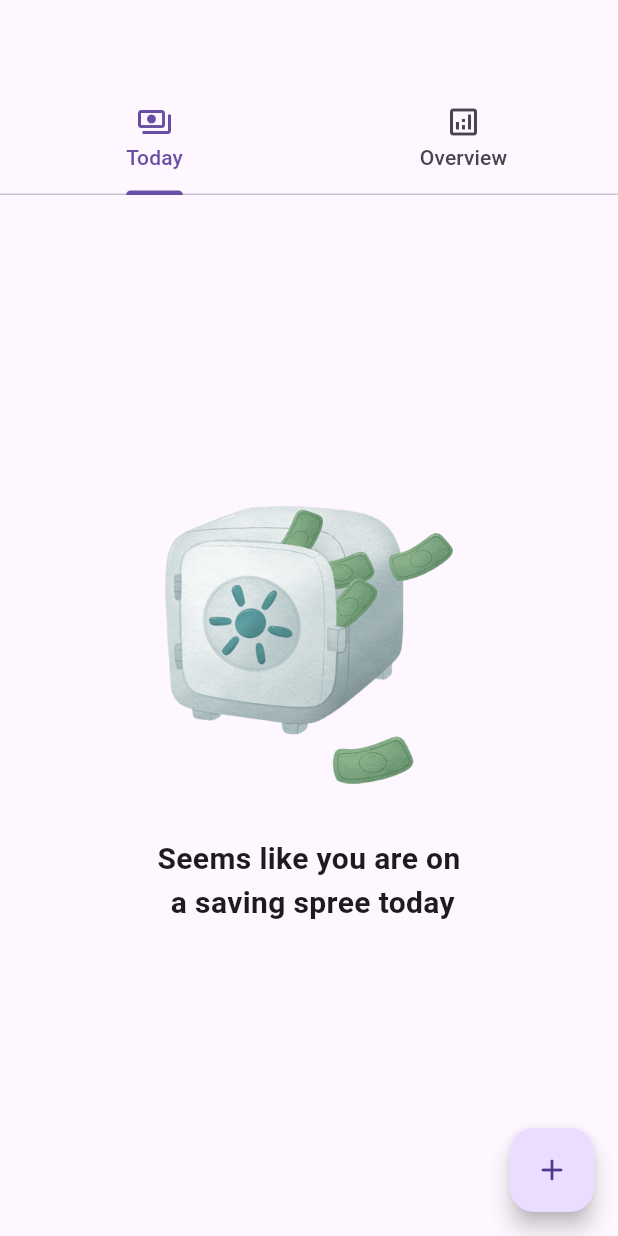
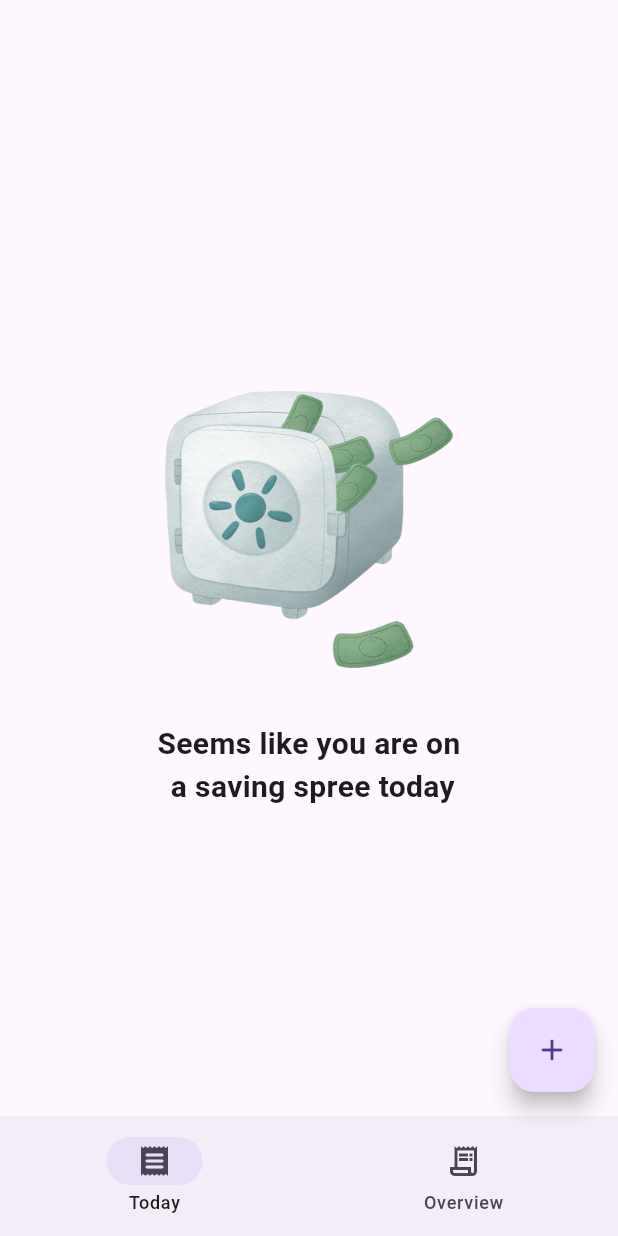
Before and after one commit to kmr-srbh/spend-smart, a Flutter app: the screen it shows after launch, on a phone screen of 412 x 824 dp. Run offline on Flutter 3.47's test engine with Material 3 defaults, Android fonts, the phone set to English and light mode, and no system bars; drawn by our look-alikes of dynamic_color; our stand-ins replace fl_chart, hive, hive_flutter; accounts and stored records are empty.

```diff
--- a/lib/widgets/route_manager.dart
+++ b/lib/widgets/route_manager.dart
@@ -37,21 +37,25 @@ class _RouteManagerState extends State<RouteManager> {
 
   @override
   Widget build(BuildContext context) {
-    return DefaultTabController(
-      length: 2,
-      child: Scaffold(
-        appBar: AppBar(
-          bottom: const TabBar(
-            tabs: [
-              Tab(icon: Icon(Icons.payments_outlined), text: 'Today'),
-              Tab(icon: Icon(Icons.analytics_outlined), text: 'Overview'),
-            ],
-          ),
-        ),
-        body: TabBarView(
-          children: [TodayExpenses(), Overview()],
-        ),
-        floatingActionButton: addExpense,
+    return Scaffold(
+      appBar: AppBar(),
+      body: routes[routeIndex],
+      floatingActionButton: routeIndex == 0 ? addExpense : null,
+      bottomNavigationBar: NavigationBar(
+        destinations: const [
+          NavigationDestination(
+              icon: Icon(Icons.receipt_outlined),
+              selectedIcon: Icon(Icons.receipt_rounded),
+              label: 'Today'),
+          NavigationDestination(
+              icon: Icon(Icons.receipt_long_outlined),
+              selectedIcon: Icon(Icons.receipt_long),
+              label: 'Overview'),
+        ],
+        selectedIndex: routeIndex,
+        onDestinationSelected: (value) => setState(() {
+          routeIndex = value;
+        }),
       ),
     );
   }
```
